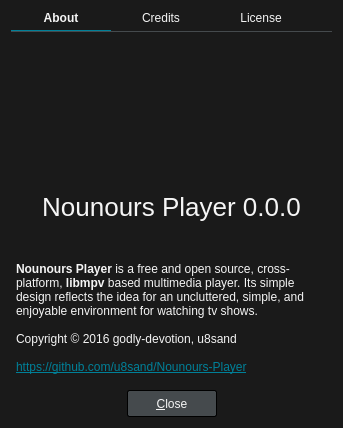
Before: the Qt Designer form src/ui/aboutdialog.ui in antidote1911/nounours-player, drawn with Qt 5.
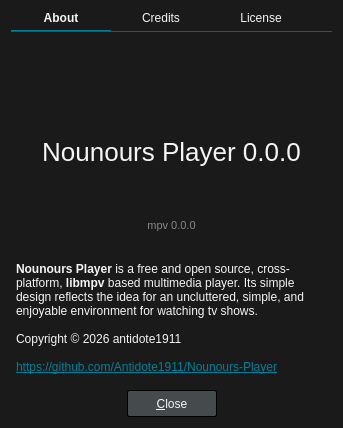
After: the same form once the commit is applied. Icons and pictures are not drawn.

Diff of the .ui file:
```diff
--- a/src/ui/aboutdialog.ui
+++ b/src/ui/aboutdialog.ui
@@ -188,10 +188,23 @@
          </property>
         </widget>
        </item>
+       <item>
+        <widget class="QLabel" name="mpvVersionLabel">
+         <property name="text">
+          <string notr="true">mpv 0.0.0</string>
+         </property>
+         <property name="alignment">
+          <set>Qt::AlignCenter</set>
+         </property>
+         <property name="styleSheet">
+          <string notr="true">color: #888888; font-size: 11px;</string>
+         </property>
+        </widget>
+       </item>
        <item>
         <widget class="QLabel" name="infoLabel">
          <property name="text">
-          <string>&lt;html&gt;&lt;head/&gt;&lt;body&gt;&lt;p&gt;&lt;b&gt;Nounours Player&lt;/b&gt; is a free and open source, cross-platform, &lt;b&gt;libmpv&lt;/b&gt; based multimedia player. Its simple design reflects the idea for an uncluttered, simple, and enjoyable environment for watching tv shows.&lt;br&gt;&lt;br&gt;Copyright © 2016 godly-devotion, u8sand&lt;br&gt;&lt;br&gt;&lt;a href=&quot;https://github.com/u8sand/Nounours-Player&quot;&gt;&lt;span style=&quot; text-decoration: underline; color:#008098;&quot;&gt;https://github.com/u8sand/Nounours-Player&lt;/span&gt;&lt;/a&gt;&lt;/p&gt;&lt;/body&gt;&lt;/html&gt;</string>
+          <string>&lt;html&gt;&lt;head/&gt;&lt;body&gt;&lt;p&gt;&lt;b&gt;Nounours Player&lt;/b&gt; is a free and open source, cross-platform, &lt;b&gt;libmpv&lt;/b&gt; based multimedia player. Its simple design reflects the idea for an uncluttered, simple, and enjoyable environment for watching tv shows.&lt;br&gt;&lt;br&gt;Copyright © 2026 antidote1911&lt;br&gt;&lt;br&gt;&lt;a href=&quot;https://github.com/Antidote1911/Nounours-Player&quot;&gt;&lt;span style=&quot; text-decoration: underline; color:#008098;&quot;&gt;https://github.com/Antidote1911/Nounours-Player&lt;/span&gt;&lt;/a&gt;&lt;/p&gt;&lt;/body&gt;&lt;/html&gt;</string>
          </property>
          <property name="alignment">
           <set>Qt::AlignLeading|Qt::AlignLeft|Qt::AlignTop</set>
```
Left out of the diff: 3 changed lines with no effect on the pictures.
